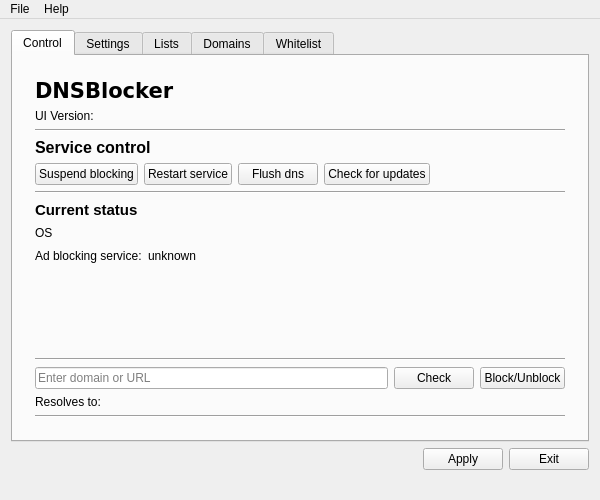
The window that src/ui/mainwindow.ui (mcptr/dbl-ui-qt) describes before a commit, drawn with Qt 5.
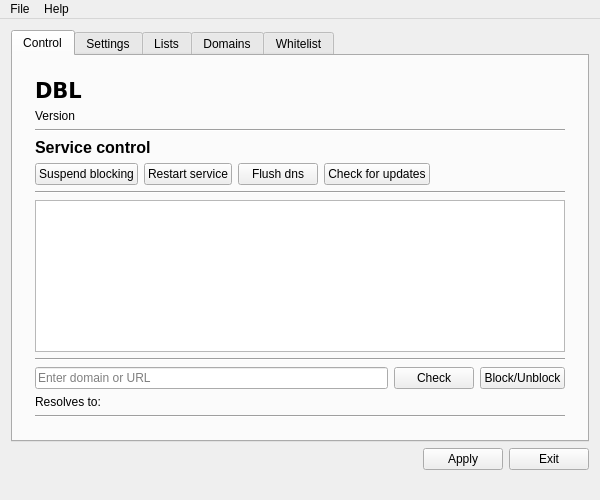
The same window after the commit. The open tabs and pages were chosen to show the change.

What changed in the file:
```diff
--- a/src/ui/mainwindow.ui
+++ b/src/ui/mainwindow.ui
@@ -82,7 +82,7 @@
        </font>
       </property>
       <property name="currentIndex">
-       <number>1</number>
+       <number>0</number>
       </property>
       <widget class="QWidget" name="controlTab">
        <attribute name="title">
@@ -93,22 +93,42 @@
          <layout class="QVBoxLayout" name="verticalLayout_3">
           <item>
            <widget class="QWidget" name="widget" native="true">
-            <layout class="QGridLayout" name="gridLayout_15">
+            <layout class="QGridLayout" name="gridLayout_20">
+             <item row="3" column="0">
+              <widget class="QPlainTextEdit" name="actionLog">
+               <property name="readOnly">
+                <bool>true</bool>
+               </property>
+              </widget>
+             </item>
              <item row="4" column="0">
-              <widget class="QLabel" name="label_4">
-               <property name="text">
-                <string>Resolves to:</string>
+              <spacer name="verticalSpacer_2">
+               <property name="orientation">
+                <enum>Qt::Vertical</enum>
                </property>
-              </widget>
+               <property name="sizeHint" stdset="0">
+                <size>
+                 <width>537</width>
+                 <height>23</height>
+                </size>
+               </property>
+              </spacer>
              </item>
              <item row="5" column="0">
-              <widget class="Line" name="line_2">
+              <widget class="Line" name="line_4">
                <property name="orientation">
                 <enum>Qt::Horizontal</enum>
                </property>
               </widget>
              </item>
-             <item row="3" column="0">
+             <item row="2" column="0">
+              <widget class="Line" name="line">
+               <property name="orientation">
+                <enum>Qt::Horizontal</enum>
+               </property>
+              </widget>
+             </item>
+             <item row="6" column="0">
               <layout class="QHBoxLayout" name="horizontalLayout_8">
                <item>
                 <widget class="QLineEdit" name="lineEdit_2">
@@ -133,11 +153,7 @@
                </item>
               </layout>
              </item>
-             <item row="0" column="0">
-              <layout class="QGridLayout" name="gridLayout_14">
                <item row="1" column="0">
-                <layout class="QVBoxLayout" name="verticalLayout_7">
-                 <item>
                   <layout class="QVBoxLayout" name="verticalLayout_5">
                    <item>
                     <widget class="Line" name="line_3">
@@ -211,87 +227,19 @@
                    </item>
                   </layout>
                  </item>
-                 <item>
-                  <widget class="Line" name="line">
-                   <property name="orientation">
-                    <enum>Qt::Horizontal</enum>
-                   </property>
-                  </widget>
-                 </item>
-                 <item>
-                  <layout class="QVBoxLayout" name="verticalLayout_6">
-                   <item>
-                    <layout class="QGridLayout" name="gridLayout_12">
-                     <item row="0" column="0">
-                      <widget class="QLabel" name="label_7">
-                       <property name="font">
-                        <font>
-                         <pointsize>11</pointsize>
-                         <weight>75</weight>
-                         <bold>true</bold>
-                        </font>
-                       </property>
+             <item row="7" column="0">
+              <widget class="QLabel" name="label_4">
                        <property name="text">
-                        <string>Current status</string>
+                <string>Resolves to:</string>
                        </property>
                       </widget>
                      </item>
-                     <item row="0" column="1">
-                      <spacer name="horizontalSpacer_4">
+             <item row="8" column="0">
+              <widget class="Line" name="line_2">
                        <property name="orientation">
                         <enum>Qt::Horizontal</enum>
                        </property>
-                       <property name="sizeHint" stdset="0">
-                        <size>
-                         <width>40</width>
-                         <height>20</height>
-                        </size>
-                       </property>
-                      </spacer>
-                     </item>
-                    </layout>
-                   </item>
-                   <item>
-                    <layout class="QGridLayout" name="gridLayout_13">
-                     <item row="1" column="1">
-                      <widget class="QLabel" name="label_8">
-                       <property name="text">
-                        <string>unknown</string>
-                       </property>
-                      </widget>
-                     </item>
-                     <item row="1" column="3">
-                      <spacer name="horizontalSpacer_5">
-                       <property name="orientation">
-                        <enum>Qt::Horizontal</enum>
-                       </property>
-                       <property name="sizeHint" stdset="0">
-                        <size>
-                         <width>40</width>
-                         <height>20</height>
-                        </size>
-                       </property>
-                      </spacer>
-                     </item>
-                     <item row="1" column="0">
-                      <widget class="QLabel" name="label_5">
-                       <property name="text">
-                        <string>Ad blocking service:</string>
-                       </property>
-                      </widget>
-                     </item>
-                     <item row="0" column="0">
-                      <widget class="QLabel" name="osName">
-                       <property name="text">
-                        <string>OS</string>
-                       </property>
-                      </widget>
-                     </item>
-                    </layout>
-                   </item>
-                  </layout>
-                 </item>
-                </layout>
+              </widget>
                </item>
                <item row="0" column="0">
                 <layout class="QGridLayout" name="gridLayout_11">
@@ -308,14 +256,14 @@
                       </font>
                      </property>
                      <property name="text">
-                      <string>DNSBlocker</string>
+                    <string>DBL</string>
                      </property>
                     </widget>
                    </item>
                    <item>
                     <widget class="QLabel" name="versionLabel">
                      <property name="text">
-                      <string>UI Version:</string>
+                    <string>Version</string>
                      </property>
                     </widget>
                    </item>
@@ -337,28 +285,12 @@
                 </layout>
                </item>
               </layout>
-             </item>
-             <item row="1" column="0">
-              <spacer name="verticalSpacer_2">
-               <property name="orientation">
-                <enum>Qt::Vertical</enum>
-               </property>
-               <property name="sizeHint" stdset="0">
-                <size>
-                 <width>20</width>
-                 <height>40</height>
-                </size>
-               </property>
-              </spacer>
-             </item>
-             <item row="2" column="0">
-              <widget class="Line" name="line_4">
-               <property name="orientation">
-                <enum>Qt::Horizontal</enum>
-               </property>
-              </widget>
-             </item>
-            </layout>
+            <zorder>line</zorder>
+            <zorder>label_4</zorder>
+            <zorder>line_2</zorder>
+            <zorder>line_4</zorder>
+            <zorder>actionLog</zorder>
+            <zorder>versionLabel</zorder>
            </widget>
           </item>
          </layout>
@@ -382,15 +314,15 @@
            </sizepolicy>
           </property>
           <property name="currentIndex">
-           <number>0</number>
+           <number>1</number>
           </property>
           <widget class="QWidget" name="preferencesToolbox">
            <property name="geometry">
             <rect>
              <x>0</x>
              <y>0</y>
-             <width>560</width>
-             <height>266</height>
+             <width>248</width>
+             <height>99</height>
             </rect>
            </property>
            <attribute name="label">
@@ -480,7 +412,7 @@
              <x>0</x>
              <y>0</y>
              <width>560</width>
-             <height>237</height>
+             <height>277</height>
             </rect>
            </property>
            <attribute name="label">
@@ -582,8 +514,8 @@
             <rect>
              <x>0</x>
              <y>0</y>
-             <width>560</width>
-             <height>266</height>
+             <width>233</width>
+             <height>132</height>
             </rect>
            </property>
            <attribute name="label">
```
Lines whose indentation alone changed are shown as unchanged.
